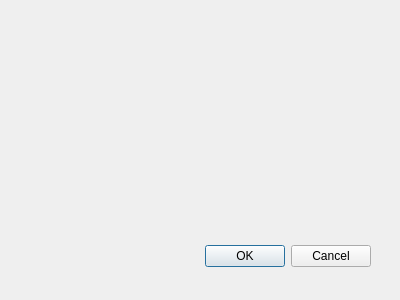
First picture: the form in Final_Project/plugin/building_block_creator/building_block_creator_dialog_base.ui, repository tlehman1/Python_QGIS_ArcGIS_Uni_Muenster, before the edit.
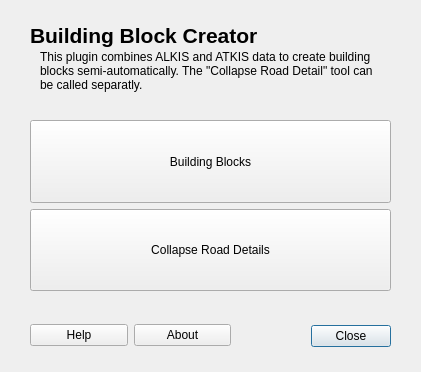
Second picture: the form after the edit.

Patch:
```diff
--- a/Final_Project/plugin/building_block_creator/building_block_creator_dialog_base.ui
+++ b/Final_Project/plugin/building_block_creator/building_block_creator_dialog_base.ui
@@ -1,33 +1,145 @@
 <ui version="4.0" >
  <class>BuildingBlockCreatorDialogBase</class>
- <widget class="QDialog" name="BuildingBlockCreatorDialogBase" >
-  <property name="geometry" >
-   <rect>
-    <x>0</x>
-    <y>0</y>
-    <width>400</width>
-    <height>300</height>
-   </rect>
-  </property>
-  <property name="windowTitle" >
+ <widget class="QDialog" name="BuildingBlockCreatorDialogBase">
+  <property name="windowTitle">
    <string>Building Block Creator</string>
   </property>
-  <widget class="QDialogButtonBox" name="button_box" >
-   <property name="geometry" >
+  <widget class="QDialogButtonBox" name="button_box">
+   <property name="geometry">
     <rect>
-     <x>30</x>
-     <y>240</y>
+     <x>50</x>
+     <y>320</y>
      <width>341</width>
      <height>32</height>
     </rect>
    </property>
-   <property name="orientation" >
+   <property name="font">
+    <font>
+     <kerning>true</kerning>
+    </font>
+   </property>
+   <property name="orientation">
     <enum>Qt::Horizontal</enum>
    </property>
-   <property name="standardButtons" >
-    <set>QDialogButtonBox::Cancel|QDialogButtonBox::Ok</set>
+   <property name="standardButtons">
+    <set>QDialogButtonBox::Close</set>
    </property>
   </widget>
+  <widget class="QWidget" name="verticalLayoutWidget">
+   <property name="geometry">
+    <rect>
+     <x>30</x>
+     <y>120</y>
+     <width>361</width>
+     <height>171</height>
+    </rect>
+   </property>
+   <layout class="QVBoxLayout" name="verticalLayout">
+    <property name="spacing">
+     <number>6</number>
+    </property>
+    <item>
+     <widget class="QPushButton" name="pushButton">
+      <property name="enabled">
+       <bool>true</bool>
+      </property>
+      <property name="sizePolicy">
+       <sizepolicy hsizetype="Minimum" vsizetype="Preferred">
+        <horstretch>0</horstretch>
+        <verstretch>0</verstretch>
+       </sizepolicy>
+      </property>
+      <property name="text">
+       <string>Building Blocks</string>
+      </property>
+     </widget>
+    </item>
+    <item>
+     <widget class="QPushButton" name="pushButton_2">
+      <property name="sizePolicy">
+       <sizepolicy hsizetype="Minimum" vsizetype="Preferred">
+        <horstretch>0</horstretch>
+        <verstretch>0</verstretch>
+       </sizepolicy>
+      </property>
+      <property name="text">
+       <string>Collapse Road Details</string>
+      </property>
+     </widget>
+    </item>
+   </layout>
+  </widget>
+  <widget class="QLabel" name="label">
+   <property name="geometry">
+    <rect>
+     <x>30</x>
+     <y>20</y>
+     <width>241</width>
+     <height>31</height>
+    </rect>
+   </property>
+   <property name="font">
+    <font>
+     <pointsize>16</pointsize>
+     <weight>75</weight>
+     <bold>true</bold>
+    </font>
+   </property>
+   <property name="text">
+    <string>Building Block Creator</string>
+   </property>
+  </widget>
+  <widget class="QLabel" name="label_2">
+   <property name="geometry">
+    <rect>
+     <x>40</x>
+     <y>50</y>
+     <width>341</width>
+     <height>51</height>
+    </rect>
+   </property>
+   <property name="text">
+    <string>This plugin combines ALKIS and ATKIS data to create building blocks semi-automatically. The &quot;Collapse Road Detail&quot; tool can be called separatly.</string>
+   </property>
+   <property name="alignment">
+    <set>Qt::AlignLeading|Qt::AlignLeft|Qt::AlignTop</set>
+   </property>
+   <property name="wordWrap">
+    <bool>true</bool>
+   </property>
+  </widget>
+  <widget class="QWidget" name="horizontalLayoutWidget">
+   <property name="geometry">
+    <rect>
+     <x>30</x>
+     <y>320</y>
+     <width>201</width>
+     <height>31</height>
+    </rect>
+   </property>
+   <layout class="QHBoxLayout" name="horizontalLayout">
+    <item>
+     <widget class="QPushButton" name="pushButton_4">
+      <property name="text">
+       <string>Help</string>
+      </property>
+     </widget>
+    </item>
+    <item>
+     <widget class="QPushButton" name="pushButton_3">
+      <property name="cursor">
+       <cursorShape>PointingHandCursor</cursorShape>
+      </property>
+      <property name="toolTip">
+       <string>See the theoretical background</string>
+      </property>
+      <property name="text">
+       <string>About</string>
+      </property>
+     </widget>
+    </item>
+   </layout>
+  </widget>
  </widget>
  <resources/>
  <connections>
```
Left out of the diff: 27 changed lines with no effect on the pictures.
